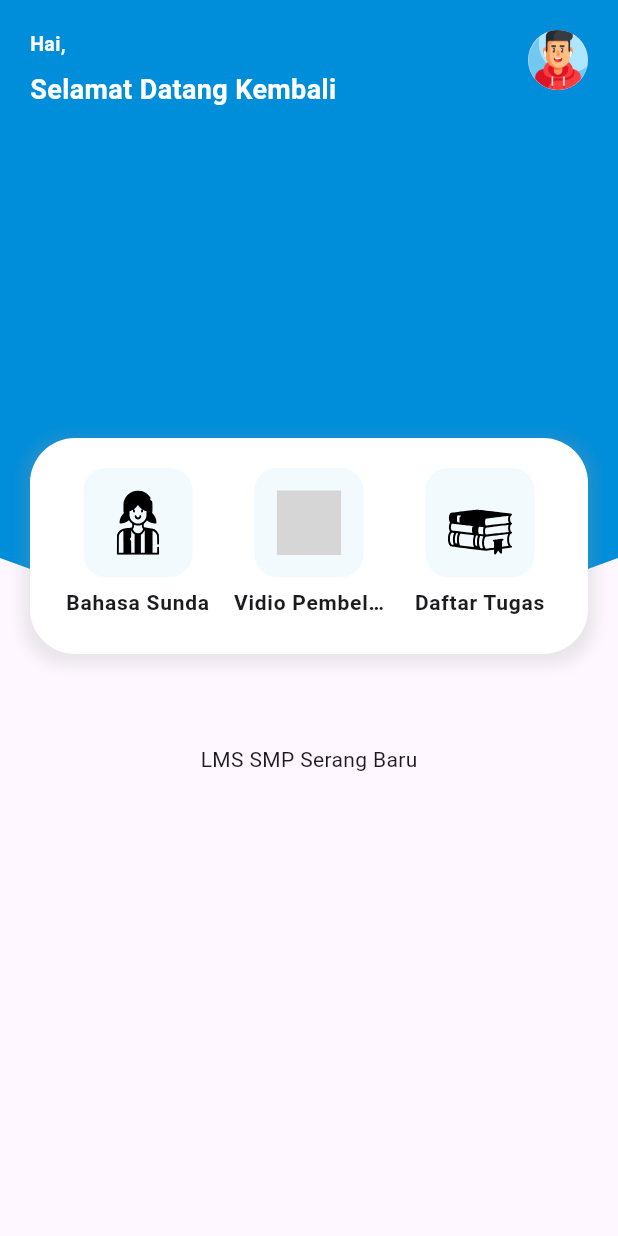
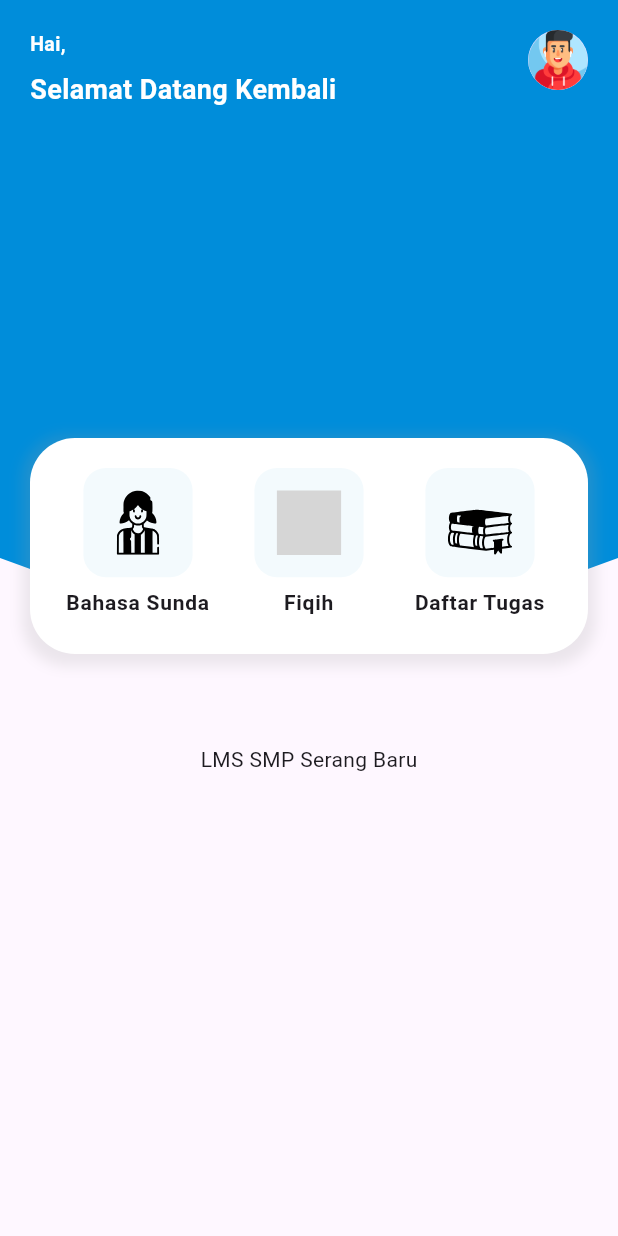
Before and after one commit to ArsalRR/aplikasi_belajar_bahasa_sunda, a Flutter app: the HomeView screen opened by its route, on a phone screen of 412 x 824 dp. Run offline on Flutter 3.47's test engine with Material 3 defaults, Android fonts, the light colour scheme and no system bars; our stand-ins replace cloud_firestore, firebase_auth, firebase_core, flutter_custom_clippers, flutter_svg, get; accounts and stored records are empty; grey boxes are pictures that could not be loaded.

Commit message:
update tampilan

```diff
--- a/lib/app/modules/home/views/home_view.dart
+++ b/lib/app/modules/home/views/home_view.dart
@@ -118,11 +118,11 @@ class HomeView extends GetView<HomeController> {
                     KategoriWidget(
                       icon_path: "assets/svg/man.svg",
                       title: "Bahasa Sunda",
-                      link: "/bhs-sunda",
+                      link: "/list-sunda",
                     ),
                     KategoriWidget(
                       icon_path: "assets/svg/video.svg",
-                      title: "Vidio Pembelajaran",
+                      title: "Fiqih",
                       link: "/",
                     ),
                     KategoriWidget(
--- a/lib/app/routes/app_pages.dart
+++ b/lib/app/routes/app_pages.dart
@@ -4,6 +4,8 @@ import '../modules/bhs_sunda/bindings/bhs_sunda_binding.dart';
 import '../modules/bhs_sunda/views/bhs_sunda_view.dart';
 import '../modules/home/bindings/home_binding.dart';
 import '../modules/home/views/home_view.dart';
+import '../modules/list_sunda/bindings/list_sunda_binding.dart';
+import '../modules/list_sunda/views/list_sunda_view.dart';
 import '../modules/login/bindings/login_binding.dart';
 import '../modules/login/views/login_view.dart';
 import '../modules/register/bindings/register_binding.dart';
@@ -41,8 +43,13 @@ class AppPages {
     ),
     GetPage(
       name: _Paths.RESET_PASSWORD,
-      page: () =>  ResetPasswordView(),
+      page: () => ResetPasswordView(),
       binding: ResetPasswordBinding(),
+    ),
+    GetPage(
+      name: _Paths.LIST_SUNDA,
+      page: () =>  ListSundaView(),
+      binding: ListSundaBinding(),
     ),
   ];
 }
--- a/lib/app/routes/app_routes.dart
+++ b/lib/app/routes/app_routes.dart
@@ -8,6 +8,7 @@ abstract class Routes {
   static const LOGIN = _Paths.LOGIN;
   static const REGISTER = _Paths.REGISTER;
   static const RESET_PASSWORD = _Paths.RESET_PASSWORD;
+  static const LIST_SUNDA = _Paths.LIST_SUNDA;
 }
 
 abstract class _Paths {
@@ -18,4 +19,5 @@ abstract class _Paths {
   static const LOGIN = '/login';
   static const REGISTER = '/register';
   static const RESET_PASSWORD = '/reset-password';
+  static const LIST_SUNDA = '/list-sunda';
 }
--- a/lib/app/widget/KategoriWidget.dart
+++ b/lib/app/widget/KategoriWidget.dart
@@ -1,9 +1,8 @@
 import 'package:flutter/material.dart';
-import 'package:flutter/src/widgets/container.dart';
-import 'package:flutter/src/widgets/framework.dart';
+
 import 'package:flutter_svg/flutter_svg.dart';
 import 'package:get/get.dart';
-import 'package:iconsax/iconsax.dart';
+
 
 class KategoriWidget extends StatelessWidget {
   final String icon_path;
--- a/pubspec.yaml
+++ b/pubspec.yaml
@@ -36,7 +36,7 @@ flutter:
 
 
 flutter_native_splash:
-  color: "#008DDA"
-  image: assets/img/school.png
+  color: "#FEFAF6"
+  image: assets/img/sph.png
   android: true
   ios: true
```
Also changed, not shown: lib/app/modules/list_sunda/bindings/list_sunda_binding.dart (added, +12 -0 lines), lib/app/modules/list_sunda/controllers/list_sunda_controller.dart (added, +23 -0 lines), lib/app/modules/list_sunda/views/list_sunda_view.dart (added, +43 -0 lines), assets/img/school.png (deleted), assets/img/sph.png (added), 21 other files.
